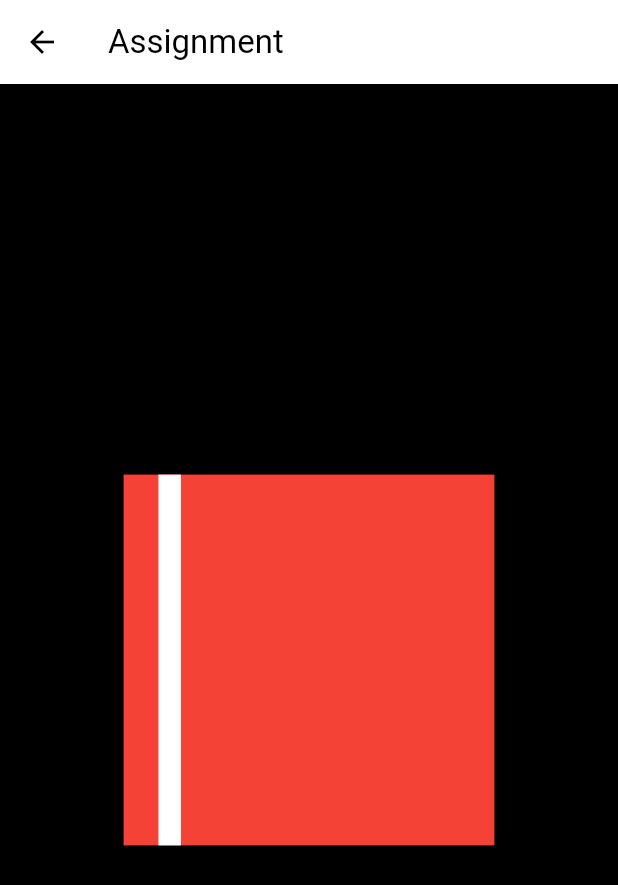
After one commit to dlwls5201/flutter_animations, a Flutter app: the screen it shows after launch, after a tap on "Assignment Animations", on a phone screen of 412 x 824 dp. The commit adds this screen. Shown: the top 885 px of the screen. Run offline on Flutter 3.47's test engine with Material 3 defaults, Android fonts, the phone set to English and light mode, and no system bars.

Commit message:
assignment

```diff
--- /dev/null
+++ b/lib/screens/assignment_screen.dart
@@ -0,0 +1,66 @@
+import 'dart:async';
+
+import 'package:flutter/material.dart';
+
+class AssignmentScreen extends StatefulWidget {
+  const AssignmentScreen({super.key});
+
+  @override
+  State<AssignmentScreen> createState() => _AssignmentScreenState();
+}
+
+class _AssignmentScreenState extends State<AssignmentScreen> {
+  bool _changeState = true;
+  final _animationDurationSecond = 1;
+  late Timer _timer;
+
+  @override
+  void initState() {
+    super.initState();
+    _timer = Timer.periodic(Duration(seconds: _animationDurationSecond), (timer) {
+      setState(() {
+        _changeState = !_changeState;
+      });
+    });
+  }
+
+  @override
+  void dispose() {
+    _timer.cancel();
+    super.dispose();
+  }
+
+  @override
+  Widget build(BuildContext context) {
+    final size = MediaQuery.of(context).size;
+    return Scaffold(
+      backgroundColor: _changeState ? Colors.grey.shade300 : Colors.black,
+      appBar: AppBar(
+        title: const Text("Assignment"),
+      ),
+      body: Center(
+          child: SizedBox(
+        width: size.width * 0.6,
+        height: size.width * 0.6,
+        child: Stack(
+          children: [
+            Container(
+              decoration: BoxDecoration(
+                color: Colors.red,
+                shape: _changeState ? BoxShape.circle : BoxShape.rectangle,
+              ),
+            ),
+            AnimatedAlign(
+              alignment: _changeState ? Alignment.topLeft : Alignment.topRight,
+              duration: Duration(seconds: _animationDurationSecond),
+              child: Container(
+                width: 15,
+                color: _changeState ? Colors.black : Colors.white,
+              ),
+            ),
+          ],
+        ),
+      )),
+    );
+  }
+}
--- a/lib/screens/menu_screen.dart
+++ b/lib/screens/menu_screen.dart
@@ -1,4 +1,5 @@
 import 'package:flutter/material.dart';
+import 'package:flutter_animations_masterclass/screens/assignment_screen.dart';
 
 import 'implicit_animations_screen.dart';
 
@@ -34,6 +35,20 @@ class MenuScreen extends StatelessWidget {
               child: const Text(
                 "Implicit Animations",
               ),
+            ),
+            const SizedBox(
+              height: 16,
+            ),
+            ElevatedButton(
+              onPressed: () {
+                goToPage(
+                  context,
+                  const AssignmentScreen(),
+                );
+              },
+              child: const Text(
+                "Assignment Animations",
+              ),
             )
           ],
         ),
```
